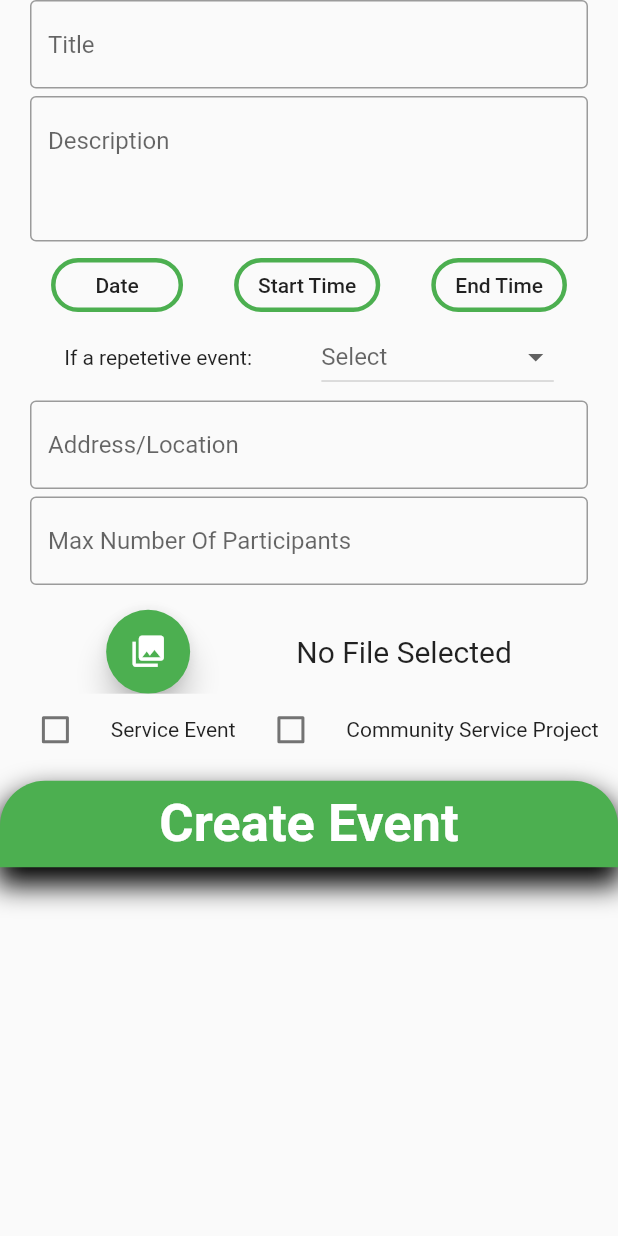
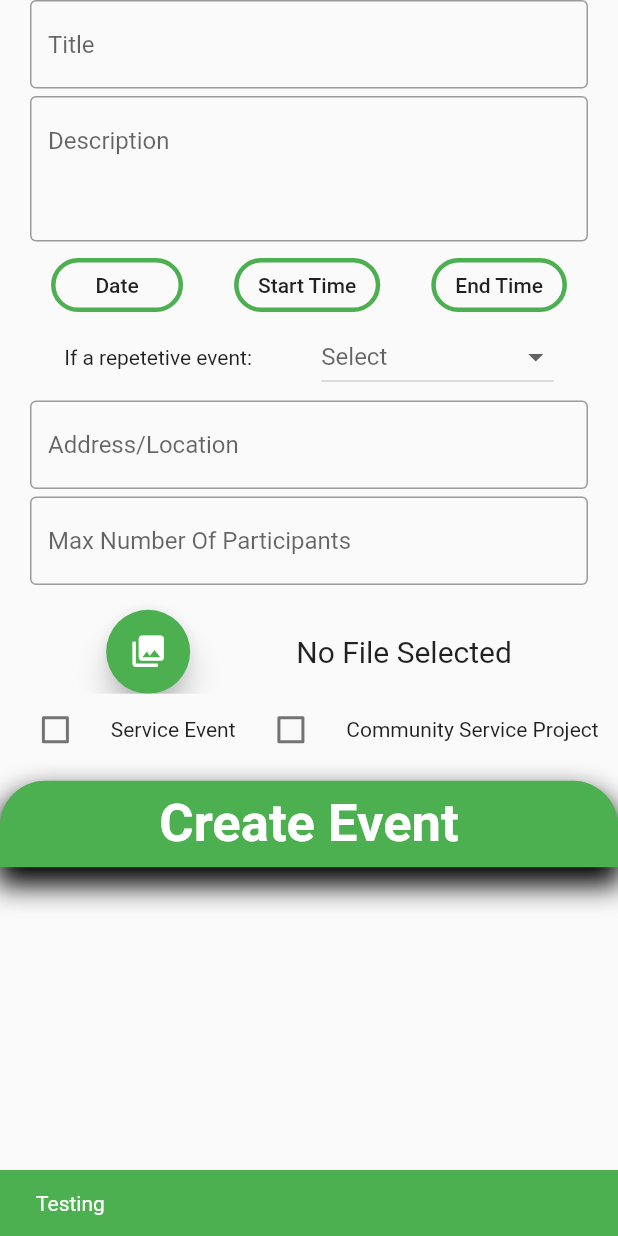
Before and after one commit to Dbono-dev/SicklesNHS, a Flutter app: the MiddleNewEventPage screen opened directly, after a tap on "Create Event", on a phone screen of 412 x 824 dp. Run offline on Flutter 3.47's test engine with Material 2 defaults, Android fonts, the phone set to English and light mode, and no system bars; our stand-ins replace cloud_firestore, date_format, firebase_auth, firebase_messaging, firebase_storage, image_picker and 2 more; missing offline and left inert: qr_code_scanner; accounts and stored records are empty.

Commit message:
Fifth Commit

```diff
--- a/lib/add_new_event.dart
+++ b/lib/add_new_event.dart
@@ -97,7 +97,8 @@ class _MiddleNewEventPageState extends State<MiddleNewEventPage> {
   Widget build(BuildContext context) {
     final _thirdformKey = GlobalKey<FormState>();
     Options selectedOption;
-    String value = "Select";
+    String select = "Select";
+    String theDate = "Date";
 
     List<Options> users = <Options> [
       Options(0, "Weekly"),
@@ -109,7 +110,8 @@ class _MiddleNewEventPageState extends State<MiddleNewEventPage> {
     return Container(
       color: Colors.transparent,
       height: SizeConfig.blockSizeVertical * 77.8,
-      child: Form(
+      child: Scaffold(
+        body: Form(
           key: _thirdformKey,
           child: ListView(
             children: <Widget>[
@@ -154,7 +156,7 @@ class _MiddleNewEventPageState extends State<MiddleNewEventPage> {
                         highlightColor: Colors.green,
                         shape: RoundedRectangleBorder(borderRadius: new BorderRadius.circular(20)),
                         borderSide: BorderSide(color: Colors.green, style: BorderStyle.solid, width: 3),
-                      child: Text("Date"),
+                        child: Text(theDate),
                         onPressed: () {
                           showModalBottomSheet(context: context, builder: (BuildContext builder) {
                             return Container(
@@ -235,11 +237,12 @@ class _MiddleNewEventPageState extends State<MiddleNewEventPage> {
                       children: <Widget>[
                         Text("If a repetetive event: "),
                         DropdownButton<Options>(
-                        hint: Text(value),
+                          hint: Text(select),
                           value: selectedOption,
                           onChanged: (Options value) {
                             setState(() {
                               selectedOption = value;
+                              select = value.toString();
                             });
                           },
                           items: users.map((Options user) {
@@ -354,7 +357,9 @@ class _MiddleNewEventPageState extends State<MiddleNewEventPage> {
                 child: Row(
                   mainAxisAlignment: MainAxisAlignment.spaceEvenly,
                   children: <Widget>[
-                  FlatButton(
+                    Builder(
+                      builder: (context) {
+                        return FlatButton(
                           child: Text("Create Event", style: TextStyle(
                             fontSize: 35,
                             fontWeight: FontWeight.bold,
@@ -386,6 +391,14 @@ class _MiddleNewEventPageState extends State<MiddleNewEventPage> {
                                     communityServiceEventValue = false;
                                     serviceEventValue = false;
                                   });
+                                  Scaffold.of(context).showSnackBar(
+                                    SnackBar(
+                                      content: Text("Testing"),
+                                      backgroundColor: Colors.green,
+                                      elevation: 8,
+                                      duration: Duration(seconds: 3),
+                                    )
+                                  );
                                 }
                               }
                               catch (e) {
@@ -395,6 +408,8 @@ class _MiddleNewEventPageState extends State<MiddleNewEventPage> {
                             else {
                               return Container();
                             }}
+                        );
+                      },
                     ),
                   ],
                 ),
@@ -403,6 +418,7 @@ class _MiddleNewEventPageState extends State<MiddleNewEventPage> {
             ],
           )
         ),
+      ),
     );
   }
 
--- a/lib/home_page.dart
+++ b/lib/home_page.dart
@@ -172,9 +172,17 @@ class TopHalfHomePage extends StatelessWidget {
                     Padding(
                       padding: EdgeInsets.all(SizeConfig.blockSizeHorizontal * 5.5),
                     ),
-                    Container(
+                    Material(
+                      color: Colors.transparent,
+                      child: Ink(
+                        decoration: BoxDecoration(
+                          border: Border.all(color: Colors.black45, width: 1),
+                          shape: BoxShape.circle
+                        ),
+                        child: InkWell(
+                          borderRadius: BorderRadius.circular(1000),
                           child: FloatingActionButton(
-                        backgroundColor: Colors.grey,
+                            backgroundColor: Colors.green,
                             elevation: 8,
                             onPressed: () {
                               Navigator.push(context,
@@ -182,6 +190,8 @@ class TopHalfHomePage extends StatelessWidget {
                                 ));
                             },
                             child: FittedBox(fit: BoxFit.fitWidth, child: Text(userData.firstName.substring(0, 1) + userData.lastName.substring(0, 1), style: TextStyle(color: Colors.white, fontSize: SizeConfig.blockSizeHorizontal * 9))),
+                          ),
+                        ),
                       ),
                     )
                   ],
--- a/pubspec.yaml
+++ b/pubspec.yaml
@@ -36,6 +36,7 @@ dependencies:
   firebase_messaging: ^6.0.9
   signature: ^3.0.0
   expandable: ^4.1.2
+  flushbar: ^1.10.0
 
 dev_dependencies:
   flutter_test:
```
Also changed, not shown: lib/add_new_hours.dart (+51 -19 lines), pubspec.lock. Lines whose indentation alone changed are shown as unchanged.
